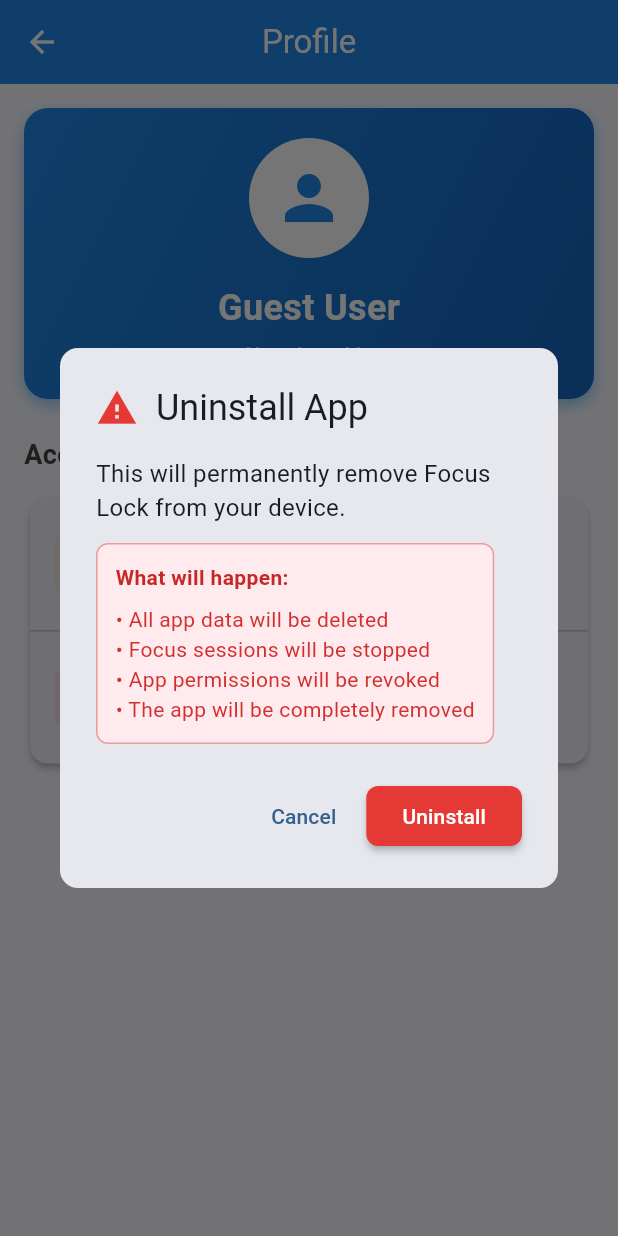
After one commit to Yashprajapati01/Focus-Lock, a Flutter app: the ProfileScreen screen opened by its route, after a tap on "Uninstall App", on a phone screen of 412 x 824 dp. The commit adds this screen. Run offline on Flutter 3.47's test engine with Material 3 defaults, Android fonts, the phone set to English and light mode, and no system bars; our stand-ins replace dartz, equatable, firebase_auth, firebase_core, flutter_bloc, get_it and 4 more; accounts and stored records are empty.

Commit message:
uninstall button added

```diff
--- /dev/null
+++ b/lib/features/auth/domain/usecases/sign_out.dart
@@ -0,0 +1,15 @@
+import 'package:dartz/dartz.dart';
+import 'package:injectable/injectable.dart';
+import '../../../../core/errors/failures.dart';
+import '../repositories/auth_repository.dart';
+
+@injectable
+class SignOut {
+  final AuthRepository repository;
+
+  SignOut(this.repository);
+
+  Future<Either<Failure, void>> call() async {
+    return await repository.signOut();
+  }
+}
--- a/lib/features/auth/presentation/bloc/auth/auth_bloc.dart
+++ b/lib/features/auth/presentation/bloc/auth/auth_bloc.dart
@@ -3,6 +3,7 @@ import 'package:injectable/injectable.dart';
 import '../../../domain/usecases/get_current_user.dart';
 import '../../../domain/usecases/sign_in_with_google.dart';
 import '../../../domain/usecases/skip_authentication.dart';
+import '../../../domain/usecases/sign_out.dart';
 import 'auth_event.dart';
 import 'auth_state.dart';
 
@@ -11,11 +12,13 @@ class AuthBloc extends Bloc<AuthEvent, AuthState> {
   final SignInWithGoogle _signInWithGoogle;
   final SkipAuthentication _skipAuthentication;
   final GetCurrentUser _getCurrentUser;
+  final SignOut _signOut;
 
   AuthBloc(
     this._signInWithGoogle,
     this._skipAuthentication,
     this._getCurrentUser,
+    this._signOut,
   ) : super(const AuthInitial()) {
     on<AuthSignInWithGoogleRequested>(_onSignInWithGoogleRequested);
     on<AuthSkipRequested>(_onSkipRequested);
@@ -76,7 +79,12 @@ class AuthBloc extends Bloc<AuthEvent, AuthState> {
     Emitter<AuthState> emit,
   ) async {
     emit(const AuthLoading());
-    // Note: SignOut use case would need to be implemented
-    emit(const AuthUnauthenticated());
+
+    final result = await _signOut();
+
+    result.fold(
+      (failure) => emit(AuthError(failure.message)),
+      (_) => emit(const AuthUnauthenticated()),
+    );
   }
 }
--- /dev/null
+++ b/lib/features/profile/presentation/pages/profile_screen.dart
@@ -0,0 +1,137 @@
+import 'package:flutter/material.dart';
+import 'package:flutter_bloc/flutter_bloc.dart';
+import '../../../auth/presentation/bloc/auth/auth_bloc.dart';
+import '../../../auth/presentation/bloc/auth/auth_event.dart';
+import '../../../auth/presentation/bloc/auth/auth_state.dart';
+import '../widgets/profile_header.dart';
+import '../widgets/profile_menu_item.dart';
+import '../widgets/uninstall_dialog.dart';
+
+class ProfileScreen extends StatelessWidget {
+  const ProfileScreen({super.key});
+
+  @override
+  Widget build(BuildContext context) {
+    return Scaffold(
+      appBar: AppBar(
+        title: const Text('Profile'),
+        backgroundColor: Colors.blue.shade600,
+        foregroundColor: Colors.white,
+        elevation: 0,
+      ),
+      body: BlocListener<AuthBloc, AuthState>(
+        listener: (context, state) {
+          if (state is AuthUnauthenticated) {
+            // Navigate back to login after sign out
+            Navigator.of(
+              context,
+            ).pushNamedAndRemoveUntil('/login', (route) => false);
+          } else if (state is AuthError) {
+            ScaffoldMessenger.of(context).showSnackBar(
+              SnackBar(
+                content: Text(state.message),
+                backgroundColor: Colors.red.shade600,
+              ),
+            );
+          }
+        },
+        child: SingleChildScrollView(
+          padding: const EdgeInsets.all(16),
+          child: Column(
+            crossAxisAlignment: CrossAxisAlignment.start,
+            children: [
+              const ProfileHeader(),
+              const SizedBox(height: 24),
+              _buildMenuSection(context),
+            ],
+          ),
+        ),
+      ),
+    );
+  }
+
+  Widget _buildMenuSection(BuildContext context) {
+    return Column(
+      crossAxisAlignment: CrossAxisAlignment.start,
+      children: [
+        Text(
+          'Account',
+          style: TextStyle(
+            fontSize: 18,
+            fontWeight: FontWeight.w600,
+            color: Colors.grey.shade800,
+          ),
+        ),
+        const SizedBox(height: 12),
+        Card(
+          elevation: 2,
+          shape: RoundedRectangleBorder(
+            borderRadius: BorderRadius.circular(12),
+          ),
+          child: Column(
+            children: [
+              ProfileMenuItem(
+                icon: Icons.logout,
+                title: 'Sign Out',
+                subtitle: 'Sign out of your account',
+                iconColor: Colors.orange.shade600,
+                onTap: () => _showSignOutDialog(context),
+              ),
+              const Divider(height: 1),
+              ProfileMenuItem(
+                icon: Icons.delete_forever,
+                title: 'Uninstall App',
+                subtitle: 'Remove Focus Lock from this device',
+                iconColor: Colors.red.shade600,
+                onTap: () => _showUninstallDialog(context),
+              ),
+            ],
+          ),
+        ),
+      ],
+    );
+  }
+
+  void _showSignOutDialog(BuildContext context) {
+    showDialog(
+      context: context,
+      builder: (BuildContext dialogContext) {
+        return AlertDialog(
+          shape: RoundedRectangleBorder(
+            borderRadius: BorderRadius.circular(12),
+          ),
+          title: const Text('Sign Out'),
+          content: const Text(
+            'Are you sure you want to sign out? Your data will remain synced when you sign back in.',
+          ),
+          actions: [
+            TextButton(
+              onPressed: () => Navigator.of(dialogContext).pop(),
+              child: const Text('Cancel'),
+            ),
+            ElevatedButton(
+              onPressed: () {
+                Navigator.of(dialogContext).pop();
+                context.read<AuthBloc>().add(const AuthSignOutRequested());
+              },
+              style: ElevatedButton.styleFrom(
+                backgroundColor: Colors.orange.shade600,
+                foregroundColor: Colors.white,
+              ),
+              child: const Text('Sign Out'),
+            ),
+          ],
+        );
+      },
+    );
+  }
+
+  void _showUninstallDialog(BuildContext context) {
+    showDialog(
+      context: context,
+      builder: (BuildContext dialogContext) {
+        return const UninstallDialog();
+      },
+    );
+  }
+}
--- /dev/null
+++ b/lib/features/profile/presentation/widgets/profile_header.dart
@@ -0,0 +1,76 @@
+import 'package:flutter/material.dart';
+import 'package:flutter_bloc/flutter_bloc.dart';
+import '../../../auth/presentation/bloc/auth/auth_bloc.dart';
+import '../../../auth/presentation/bloc/auth/auth_state.dart';
+
+class ProfileHeader extends StatelessWidget {
+  const ProfileHeader({super.key});
+
+  @override
+  Widget build(BuildContext context) {
+    return BlocBuilder<AuthBloc, AuthState>(
+      builder: (context, state) {
+        return Container(
+          width: double.infinity,
+          padding: const EdgeInsets.all(20),
+          decoration: BoxDecoration(
+            gradient: LinearGradient(
+              begin: Alignment.topLeft,
+              end: Alignment.bottomRight,
+              colors: [Colors.blue.shade600, Colors.blue.shade800],
+            ),
+            borderRadius: BorderRadius.circular(16),
+            boxShadow: [
+              BoxShadow(
+                color: Colors.blue.shade200,
+                blurRadius: 8,
+                offset: const Offset(0, 4),
+              ),
+            ],
+          ),
+          child: Column(
+            children: [
+              CircleAvatar(
+                radius: 40,
+                backgroundColor: Colors.white,
+                child: Icon(
+                  Icons.person,
+                  size: 48,
+                  color: Colors.blue.shade600,
+                ),
+              ),
+              const SizedBox(height: 16),
+              Text(
+                _getUserDisplayName(state),
+                style: const TextStyle(
+                  fontSize: 24,
+                  fontWeight: FontWeight.bold,
+                  color: Colors.white,
+                ),
+              ),
+              const SizedBox(height: 4),
+              Text(
+                _getUserStatus(state),
+                style: TextStyle(fontSize: 14, color: Colors.blue.shade100),
+              ),
+            ],
+          ),
+        );
+      },
+    );
+  }
+
+  String _getUserDisplayName(AuthState state) {
+    if (state is AuthAuthenticated) {
+      return state.user.displayName ?? 'User';
+    }
+    return 'Guest User';
+  }
+
+  String _getUserStatus(AuthState state) {
+    if (state is AuthAuthenticated) {
+      return 'Signed in with Google';
+    }
+    return 'Not signed in';
+  }
+}
--- /dev/null
+++ b/lib/features/profile/presentation/widgets/profile_menu_item.dart
@@ -0,0 +1,47 @@
+import 'package:flutter/material.dart';
+
+class ProfileMenuItem extends StatelessWidget {
+  final IconData icon;
+  final String title;
+  final String subtitle;
+  final Color iconColor;
+  final VoidCallback onTap;
+
+  const ProfileMenuItem({
+    super.key,
+    required this.icon,
+    required this.title,
+    required this.subtitle,
+    required this.iconColor,
+    required this.onTap,
+  });
+
+  @override
+  Widget build(BuildContext context) {
+    return ListTile(
+      contentPadding: const EdgeInsets.symmetric(horizontal: 16, vertical: 8),
+      leading: Container(
+        padding: const EdgeInsets.all(8),
+        decoration: BoxDecoration(
+          color: iconColor.withOpacity(0.1),
+          borderRadius: BorderRadius.circular(8),
+        ),
+        child: Icon(icon, color: iconColor, size: 24),
+      ),
+      title: Text(
+        title,
+        style: const TextStyle(fontSize: 16, fontWeight: FontWeight.w600),
+      ),
+      subtitle: Text(
+        subtitle,
+        style: TextStyle(fontSize: 14, color: Colors.grey.shade600),
+      ),
+      trailing: Icon(
+        Icons.arrow_forward_ios,
+        size: 16,
+        color: Colors.grey.shade400,
+      ),
+      onTap: onTap,
+    );
+  }
+}
--- /dev/null
+++ b/lib/features/profile/presentation/widgets/uninstall_dialog.dart
@@ -0,0 +1,180 @@
+import 'package:flutter/material.dart';
+import 'package:flutter/services.dart';
+
+class UninstallDialog extends StatefulWidget {
+  const UninstallDialog({super.key});
+
+  @override
+  State<UninstallDialog> createState() => _UninstallDialogState();
+}
+
+class _UninstallDialogState extends State<UninstallDialog> {
+  bool _isUninstalling = false;
+
+  @override
+  Widget build(BuildContext context) {
+    return AlertDialog(
+      shape: RoundedRectangleBorder(borderRadius: BorderRadius.circular(12)),
+      title: Row(
+        children: [
+          Icon(Icons.warning, color: Colors.red.shade600, size: 28),
+          const SizedBox(width: 12),
+          const Text('Uninstall App'),
+        ],
+      ),
+      content: Column(
+        mainAxisSize: MainAxisSize.min,
+        crossAxisAlignment: CrossAxisAlignment.start,
+        children: [
+          const Text(
+            'This will permanently remove Focus Lock from your device.',
+            style: TextStyle(fontSize: 16),
+          ),
+          const SizedBox(height: 12),
+          Container(
+            padding: const EdgeInsets.all(12),
+            decoration: BoxDecoration(
+              color: Colors.red.shade50,
+              borderRadius: BorderRadius.circular(8),
+              border: Border.all(color: Colors.red.shade200),
+            ),
+            child: Column(
+              crossAxisAlignment: CrossAxisAlignment.start,
+              children: [
+                Text(
+                  'What will happen:',
+                  style: TextStyle(
+                    fontWeight: FontWeight.w600,
+                    color: Colors.red.shade800,
+                  ),
+                ),
+                const SizedBox(height: 8),
+                Text(
+                  '• All app data will be deleted\n'
+                  '• Focus sessions will be stopped\n'
+                  '• App permissions will be revoked\n'
+                  '• The app will be completely removed',
+                  style: TextStyle(fontSize: 14, color: Colors.red.shade700),
+                ),
+              ],
+            ),
+          ),
+        ],
+      ),
+      actions: [
+        TextButton(
+          onPressed: _isUninstalling ? null : () => Navigator.of(context).pop(),
+          child: const Text('Cancel'),
+        ),
+        ElevatedButton(
+          onPressed: _isUninstalling ? null : _uninstallApp,
+          style: ElevatedButton.styleFrom(
+            backgroundColor: Colors.red.shade600,
+            foregroundColor: Colors.white,
+          ),
+          child: _isUninstalling
+              ? const SizedBox(
+                  width: 16,
+                  height: 16,
+                  child: CircularProgressIndicator(
+                    strokeWidth: 2,
+                    valueColor: AlwaysStoppedAnimation<Color>(Colors.white),
+                  ),
+                )
+              : const Text('Uninstall'),
+        ),
+      ],
+    );
+  }
+
+  Future<void> _uninstallApp() async {
+    setState(() {
+      _isUninstalling = true;
+    });
+
+    try {
+      // Using admin rights to uninstall without user confirmation
+      const platform = MethodChannel('com.focuslock.admin/uninstall');
+
+      // Call native method to uninstall with admin rights (silent = true)
+      // Don't pass packageName, let native side use this.packageName
+      final success = await platform.invokeMethod('uninstallApp', {
+        'silent': true, // Use admin rights for silent uninstall
+      });
+
+      if (success == true) {
+        // Close dialog and show success message
+        if (mounted) {
+          Navigator.of(context).pop(); // Close uninstall dialog
+          ScaffoldMessenger.of(context).showSnackBar(
+            const SnackBar(
+              content: Text('App uninstall initiated successfully'),
+              backgroundColor: Colors.green,
+            ),
+          );
+        }
+      } else {
+        throw Exception('Silent uninstall returned false');
+      }
+    } catch (e) {
+      // If admin uninstall fails, show error
+      if (mounted) {
+        setState(() {
+          _isUninstalling = false;
+        });
+
+        ScaffoldMessenger.of(context).showSnackBar(
+          SnackBar(
+            content: Text('Silent uninstall failed: ${e.toString()}'),
+            backgroundColor: Colors.red.shade600,
+            action: SnackBarAction(
+              label: 'Try Manual',
+              textColor: Colors.white,
+              onPressed: () {
+                Navigator.of(context).pop(); // Close current dialog
+                _showSystemUninstallDialog();
+              },
+            ),
+          ),
+        );
+      }
+    }
+  }
+
+  Future<void> _showSystemUninstallDialog() async {
+    try {
+      const platform = MethodChannel('com.focuslock.admin/uninstall');
+      await platform.invokeMethod('showUninstallDialog');
+    } catch (e) {
+      // Final fallback - show instructions
+      if (mounted) {
+        _showManualUninstallInstructions();
+      }
+    }
+  }
+
+  void _showManualUninstallInstructions() {
+    showDialog(
+      context: context,
+      builder: (context) => AlertDialog(
+        title: const Text('Manual Uninstall'),
+        content: const Text(
+          'To uninstall Focus Lock:\n\n'
+          '1. Go to Settings > Apps\n'
+          '2. Find "Focus Lock"\n'
+          '3. Tap "Uninstall"\n\n'
+          'Or use your device\'s app drawer to uninstall.',
+        ),
+        actions: [
+          TextButton(
+            onPressed: () {
+              Navigator.of(context).pop(); // Close instructions
+              Navigator.of(context).pop(); // Close uninstall dialog
+            },
+            child: const Text('OK'),
+          ),
+        ],
+      ),
+    );
+  }
+}
--- a/lib/main.dart
+++ b/lib/main.dart
@@ -4,8 +4,10 @@ import 'package:firebase_core/firebase_core.dart';
 import 'package:focuslock/features/auth/presentation/bloc/auth/auth_bloc.dart';
 import 'package:focuslock/features/permissions/presentation/screen/permissions_screen.dart';
 import 'package:focuslock/features/permissions/presentation/bloc/permission_bloc.dart';
+import 'package:focuslock/features/profile/presentation/pages/profile_screen.dart';
 import 'features/auth/presentation/pages/login_screen.dart';
 import 'features/auth/presentation/pages/splash_screen.dart';
+import 'features/profile/presentation/pages/profile_screen.dart';
 import 'firebase_options.dart';
 import 'core/di/injection_container.dart' as di;
 
@@ -78,6 +80,7 @@ class MyApp extends StatelessWidget {
           '/login': (context) => const LoginScreen(),
           '/permissions': (context) => const PermissionsScreen(),
           '/home': (context) => const HomeScreen(),
+          '/profile': (context) => const ProfileScreen(),
         },
       ),
     );
@@ -94,6 +97,8 @@ class MyApp extends StatelessWidget {
         return MaterialPageRoute(builder: (_) => const PermissionsScreen());
       case '/home':
         return MaterialPageRoute(builder: (_) => const HomeScreen());
+      case '/profile':
+        return MaterialPageRoute(builder: (_) => const ProfileScreen());
       default:
         // Fallback to splash screen for unknown routes
         return MaterialPageRoute(builder: (_) => const SplashScreen());
@@ -113,12 +118,9 @@ class HomeScreen extends StatelessWidget {
         foregroundColor: Colors.white,
         actions: [
           IconButton(
-            icon: const Icon(Icons.settings),
+            icon: const Icon(Icons.person),
             onPressed: () {
-              // Navigate to settings (placeholder)
-              ScaffoldMessenger.of(context).showSnackBar(
-                const SnackBar(content: Text('Settings coming soon!')),
-              );
+              Navigator.of(context).pushNamed('/profile');
             },
           ),
         ],
```
Also changed, not shown: lib/core/di/injection_container.config.dart, 3 other files.
